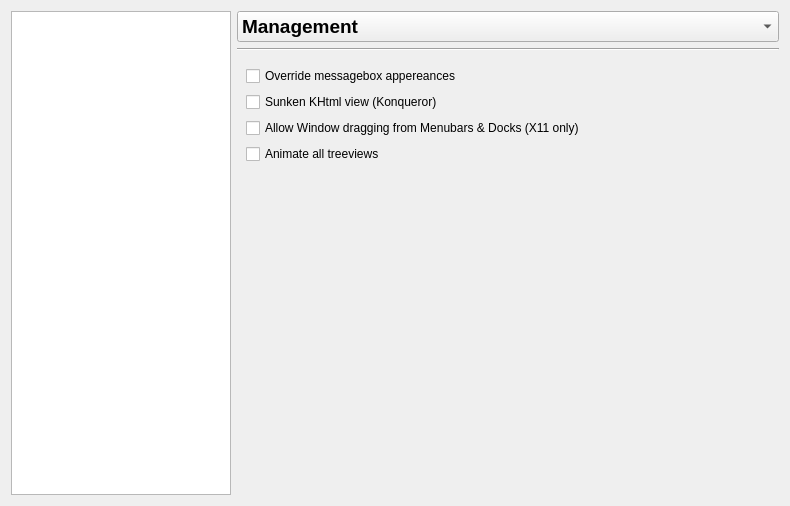
Above: config/config.ui from deiv/bespin-pkg before the change. Below: the same form after it.
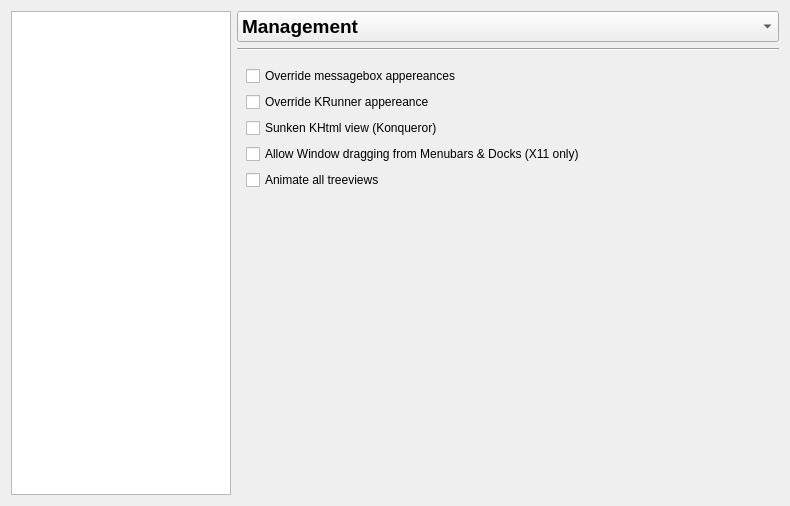
That is the form after the change. The open tabs and pages were chosen to show the change.

Commit message: fixes to viewselection, kwin config, visualframe stacking; kwin shadebutton support; option to override krunner appereance

```diff
--- a/config/config.ui
+++ b/config/config.ui
@@ -1924,7 +1924,7 @@
         <x>0</x>
         <y>0</y>
         <width>556</width>
-        <height>431</height>
+        <height>441</height>
        </rect>
       </property>
       <layout class="QGridLayout" name="gridLayout" >
@@ -1936,27 +1936,34 @@
         </widget>
        </item>
        <item row="1" column="0" >
+        <widget class="QCheckBox" name="hackKrunner" >
+         <property name="text" >
+          <string>Override KRunner appereance</string>
+         </property>
+        </widget>
+       </item>
+       <item row="2" column="0" >
         <widget class="QCheckBox" name="hackKHtml" >
          <property name="text" >
           <string>Sunken KHtml view (Konqueror)</string>
          </property>
         </widget>
        </item>
-       <item row="2" column="0" >
+       <item row="3" column="0" >
         <widget class="QCheckBox" name="hackWindowMove" >
          <property name="text" >
           <string>Allow Window dragging from Menubars &amp;&amp; Docks (X11 only)</string>
          </property>
         </widget>
        </item>
-       <item row="3" column="0" >
+       <item row="4" column="0" >
         <widget class="QCheckBox" name="hackTreeViews" >
          <property name="text" >
           <string>Animate all treeviews</string>
          </property>
         </widget>
        </item>
-       <item row="4" column="0" >
+       <item row="5" column="0" >
         <spacer name="verticalSpacer" >
          <property name="orientation" >
           <enum>Qt::Vertical</enum>
```
The commit also changes 22 other files.
